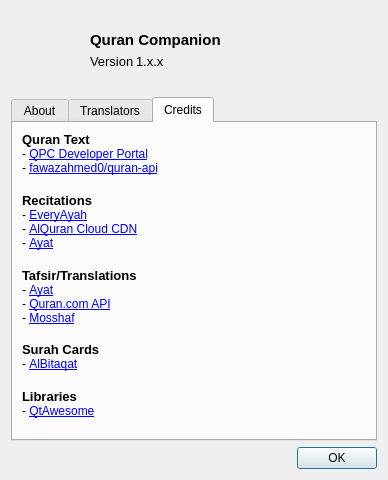
0xzer0x/quran-companion, file src/dialogs/aboutdialog.ui: the form before one commit.
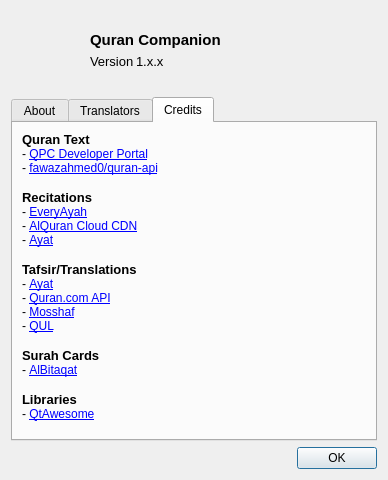
The form after the commit. The open tabs and pages were chosen to show the change. Icons and pictures are not drawn.

Commit message: feat(dialogs): add qul credit in about dialog

```diff
--- a/src/dialogs/aboutdialog.ui
+++ b/src/dialogs/aboutdialog.ui
@@ -556,7 +556,7 @@
          <item>
           <widget class="QLabel" name="label_14">
            <property name="text">
-            <string notr="true">- &lt;a href=&quot;https://quran.ksu.edu.sa/index.php&quot;&gt;Ayat&lt;/a&gt; &lt;br/&gt; - &lt;a href=&quot;https://api-docs.quran.com/&quot;&gt;Quran.com API&lt;/a&gt; &lt;br/&gt; - &lt;a href=&quot;https://mosshaf.com&quot;&gt;Mosshaf&lt;/a&gt;</string>
+            <string notr="true">&lt;html&gt;&lt;head/&gt;&lt;body&gt;&lt;p&gt;- &lt;a href=&quot;https://quran.ksu.edu.sa/index.php&quot;&gt;&lt;span style=&quot; text-decoration: underline; color:#0000ff;&quot;&gt;Ayat&lt;/span&gt;&lt;/a&gt;&lt;br/&gt;- &lt;a href=&quot;https://api-docs.quran.com/&quot;&gt;&lt;span style=&quot; text-decoration: underline; color:#0000ff;&quot;&gt;Quran.com API&lt;/span&gt;&lt;/a&gt;&lt;br/&gt;- &lt;a href=&quot;https://mosshaf.com&quot;&gt;&lt;span style=&quot; text-decoration: underline; color:#0000ff;&quot;&gt;Mosshaf&lt;/span&gt;&lt;/a&gt;&lt;br/&gt;- &lt;a href=&quot;https://qul.tarteel.ai/&quot;&gt;&lt;span style=&quot; text-decoration: underline; color:#0000ff;&quot;&gt;QUL&lt;/span&gt;&lt;/a&gt;&lt;/p&gt;&lt;/body&gt;&lt;/html&gt;</string>
            </property>
            <property name="openExternalLinks">
             <bool>true</bool>
```
Left out of the diff: 2 changed lines with no effect on the pictures.
